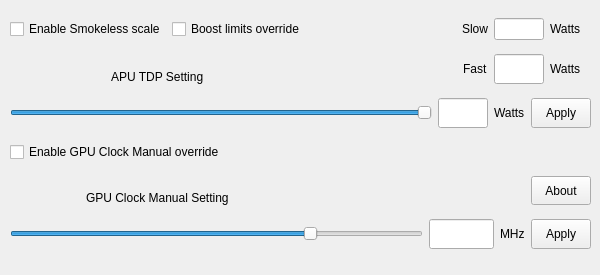
Qt form GUI/src/mainwindow.ui (jlobue10/Ryzen_tdp_GUI) before a commit.
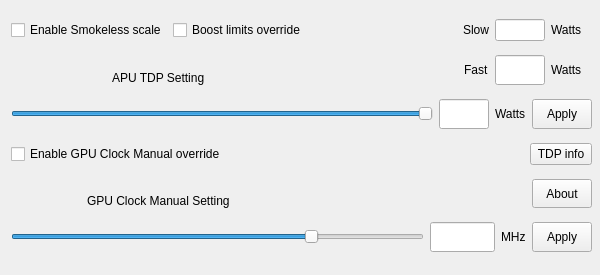
The same form after that commit.

Patch:
```diff
--- a/GUI/src/mainwindow.ui
+++ b/GUI/src/mainwindow.ui
@@ -17,8 +17,8 @@
    <widget class="QWidget" name="">
     <property name="geometry">
      <rect>
-      <x>10</x>
-      <y>10</y>
+      <x>11</x>
+      <y>11</y>
       <width>581</width>
       <height>251</height>
      </rect>
@@ -249,6 +249,19 @@
        </property>
       </widget>
      </item>
+     <item row="3" column="1" alignment="Qt::AlignRight">
+      <widget class="QPushButton" name="tdp_info_pushButton">
+       <property name="maximumSize">
+        <size>
+         <width>62</width>
+         <height>29</height>
+        </size>
+       </property>
+       <property name="text">
+        <string>TDP info</string>
+       </property>
+      </widget>
+     </item>
      <item row="4" column="0" alignment="Qt::AlignHCenter|Qt::AlignBottom">
       <widget class="QLabel" name="GPU_Clock_Manual_label">
        <property name="text">
```
Left out of the diff: 26 changed lines with no effect on the pictures.
